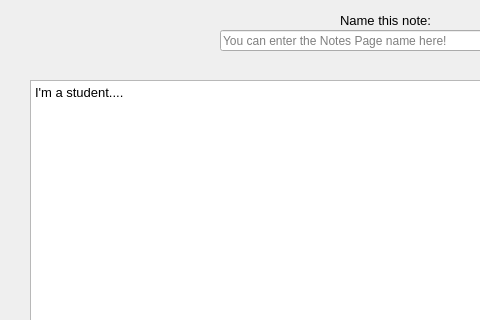
First picture: the form in PTI/SPCK/GUI/editNote2.ui, repository GreenSystemDuy08/TL-C4K-PTI01, before the edit; both pictures show x 0 to 480 and y 0 to 320 of the 751 by 525 pixel window.
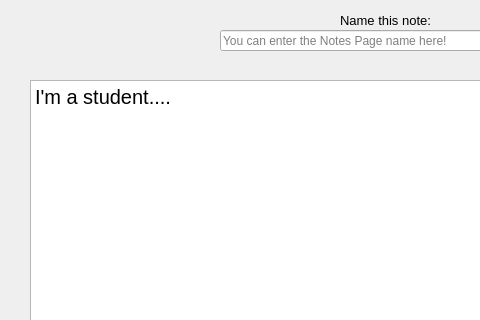
Second picture: the form after the edit.

```diff
--- a/PTI/SPCK/GUI/editNote2.ui
+++ b/PTI/SPCK/GUI/editNote2.ui
@@ -74,7 +74,7 @@
     </property>
     <property name="font">
      <font>
-      <pointsize>10</pointsize>
+      <pointsize>15</pointsize>
      </font>
     </property>
     <property name="plainText">
```
